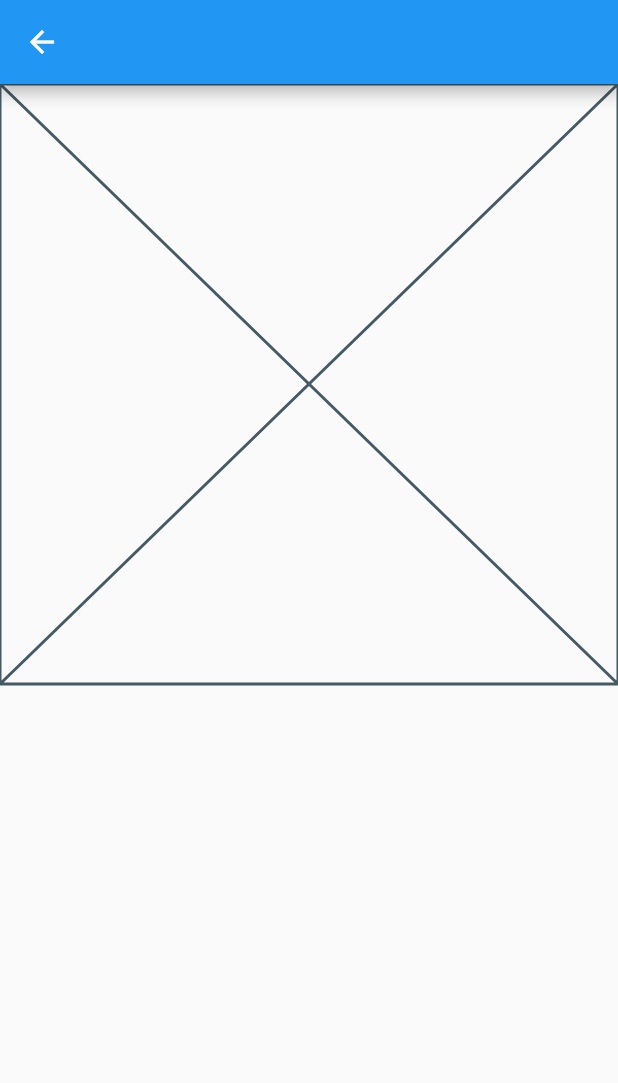
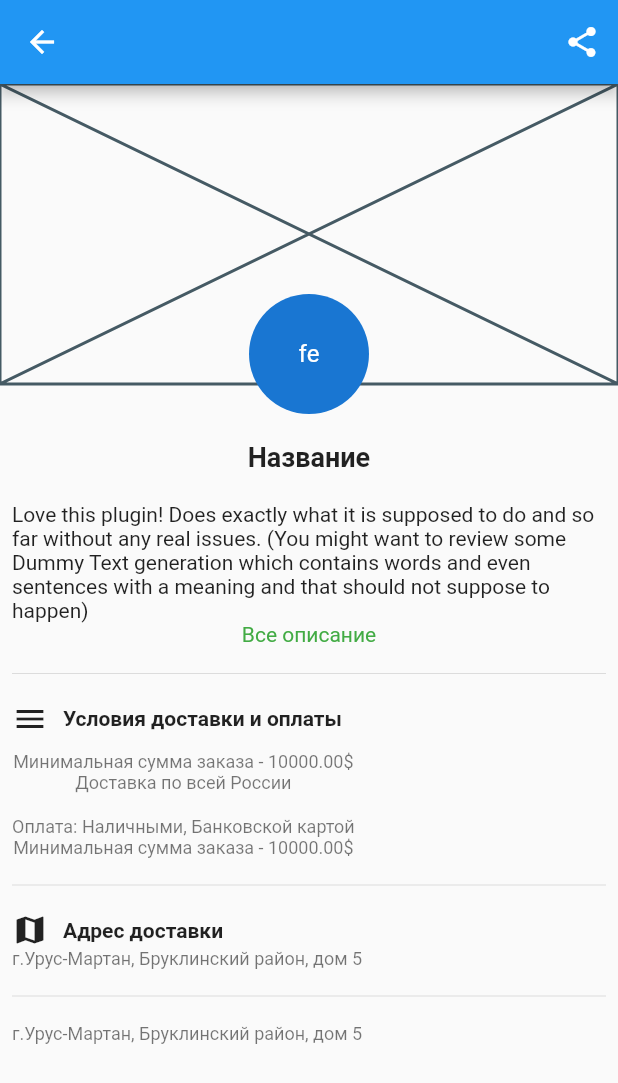
Before and after one commit to Bolide9/flutter_farmer_app, a Flutter app: the FarmerPage screen opened directly, on a phone screen of 412 x 824 dp. Shown: the top 1083 px of the screen. Run offline on Flutter 3.47's test engine with Material 2 defaults, Android fonts, the phone set to English and light mode, and no system bars; our stand-ins replace google_nav_bar, line_icons.

Commit message:
Add Farmer page

```diff
--- a/lib/farmer/presentation/farmer_page.dart
+++ b/lib/farmer/presentation/farmer_page.dart
@@ -7,17 +7,126 @@ class FarmerPage extends StatelessWidget {
 
   @override
   Widget build(BuildContext context) {
+    const TextStyle secondaryTextStyle =
+        TextStyle(fontSize: 12, color: Colors.black54);
+    const TextStyle primaryBold = TextStyle(fontWeight: FontWeight.bold);
+
     return Scaffold(
-      appBar: AppBar(),
-      body: const SafeArea(
-        child: Column(
-          mainAxisSize: MainAxisSize.min,
-          crossAxisAlignment: CrossAxisAlignment.center,
-          children: [
-            Placeholder(),
-            Text(""),
+      appBar: AppBar(
+        leading:
+            IconButton(onPressed: () {}, icon: const Icon(Icons.arrow_back)),
+        actions: [IconButton(onPressed: () {}, icon: const Icon(Icons.share))],
+      ),
+      body: SafeArea(
+        child: SingleChildScrollView(
+          child: Column(
+            mainAxisSize: MainAxisSize.min,
+            crossAxisAlignment: CrossAxisAlignment.center,
+            children: [
+              SizedBox(
+                height: 200,
+                child: Stack(
+                  alignment: Alignment.bottomCenter,
+                  children: [
+                    const Placeholder(),
+                    Transform.translate(
+                      offset: const Offset(0, 20),
+                      child: const CircleAvatar(radius: 40, child: Text("fe")),
+                    )
+                  ],
+                ),
+              ),
+              const SizedBox(height: 30),
+              const Padding(
+                padding: EdgeInsets.all(8.0),
+                child: Column(
+                  crossAxisAlignment: CrossAxisAlignment.center,
+                  children: [
+                    Text("Название",
+                        style: TextStyle(
+                            fontSize: 18, fontWeight: FontWeight.bold)),
+                    SizedBox(height: 20),
+                    Text(
+                        "Love this plugin! Does exactly what it is supposed to do and so far without any real issues. (You might want to review some Dummy Text generation which contains words and even sentences with a meaning and that should not suppose to happen)"),
+                    Text("Все описание",
+                        style: TextStyle(color: Color(0xFF42AB44))),
+                    SizedBox(height: 10),
+                    Divider(),
+                    SizedBox(height: 10),
 
-          ],
+                    // Блок условий доставки и оплаты
+                    Align(
+                      alignment: Alignment.centerLeft,
+                      child: Row(
+                        children: [
+                          Icon(Icons.menu),
+                          SizedBox(width: 10),
+                          Text(
+                            "Условия доставки и оплаты",
+                            style: primaryBold,
+                          ),
+                        ],
+                      ),
+                    ),
+                    Align(
+                      alignment: Alignment.centerLeft,
+                      child: Column(
+                        mainAxisSize: MainAxisSize.min,
+                        children: [
+                          SizedBox(height: 10),
+                          Text(
+                            "Минимальная сумма заказа - 10000.00\$",
+                            style: secondaryTextStyle,
+                          ),
+                          Text("Доставка по всей России",
+                              style: secondaryTextStyle),
+                          SizedBox(height: 15),
+                          Text(
+                            "Оплата: Наличными, Банковской картой",
+                            style: secondaryTextStyle,
+                          ),
+                          Text(
+                            "Минимальная сумма заказа - 10000.00\$",
+                            style: secondaryTextStyle,
+                          )
+                        ],
+                      ),
+                    ),
+                    SizedBox(height: 10),
+                    Divider(),
+                    SizedBox(height: 10),
+                    //
+
+                    //Блок адреса доставки
+                    Align(
+                      alignment: Alignment.centerLeft,
+                      child: Row(
+                        children: [
+                          Icon(Icons.map),
+                          SizedBox(width: 10),
+                          Text(
+                            "Адрес доставки",
+                            style: primaryBold,
+                          ),
+                        ],
+                      ),
+                    ),
+                    Align(alignment: Alignment.centerLeft, child: Text("г.Урус-Мартан, Бруклинский район, дом 5", style: secondaryTextStyle)),
+                    SizedBox(height: 10),
+                    Divider(),
+                    SizedBox(height: 10),
+                    //
+
+                    //Блок отзывов и оценок
+                    Align(alignment: Alignment.centerLeft, child: Text("г.Урус-Мартан, Бруклинский район, дом 5", style: secondaryTextStyle)),
+
+
+
+                  ],
+                ),
+              ),
+            ],
+          ),
         ),
       ),
     );
--- a/lib/home/home_page.dart
+++ b/lib/home/home_page.dart
@@ -1,4 +1,5 @@
 import 'package:flutter/material.dart';
+import 'package:flutter_farmer_app/farmer/presentation/farmer_page.dart';
 import 'package:flutter_farmer_app/ui/bottom_nav_bar.dart';
 
 class HomePage extends StatefulWidget {
@@ -13,6 +14,7 @@ class HomePage extends StatefulWidget {
 class _HomePageState extends State<HomePage> {
   @override
   Widget build(BuildContext context) => const Scaffold(
+    body: FarmerPage(),
         bottomNavigationBar: BottomNavBar(),
       );
 }
```
Also changed, not shown: 1 other file.
